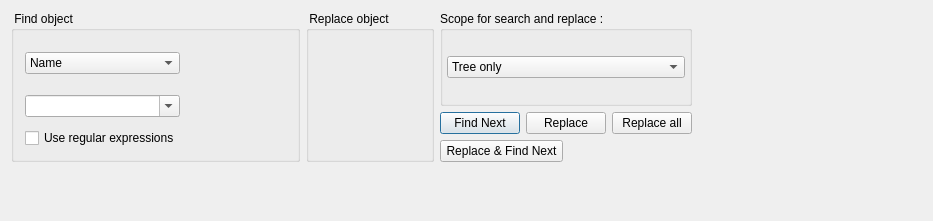
Old version of the form src/gui/findobjectwidget_q.ui in the repository fwbuilder/fwbuilder.
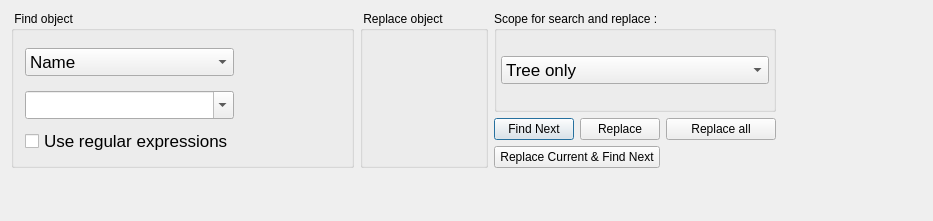
New version of the form. Custom widgets are drawn as their Qt base class.

Diff of the .ui file:
```diff
--- a/src/gui/findobjectwidget_q.ui
+++ b/src/gui/findobjectwidget_q.ui
@@ -15,8 +15,8 @@
   <property name="windowTitle" >
    <string>Form1</string>
   </property>
-  <layout class="QGridLayout" name="gridLayout_2" >
-   <item rowspan="3" row="0" column="0" >
+  <layout class="QGridLayout" name="gridLayout_3" >
+   <item rowspan="2" row="0" column="0" >
     <widget class="QGroupBox" name="groupBox4" >
      <property name="sizePolicy" >
       <sizepolicy vsizetype="Preferred" hsizetype="Expanding" >
@@ -58,7 +58,7 @@
        <widget class="QComboBox" name="attribute" >
         <property name="font" >
          <font>
-          <pointsize>9</pointsize>
+          <pointsize>13</pointsize>
          </font>
         </property>
         <item>
@@ -92,7 +92,7 @@
        <widget class="QComboBox" name="findAttr" >
         <property name="font" >
          <font>
-          <pointsize>9</pointsize>
+          <pointsize>13</pointsize>
          </font>
         </property>
         <property name="editable" >
@@ -102,6 +102,11 @@
       </item>
       <item row="2" column="0" >
        <widget class="QCheckBox" name="useRegexp" >
+        <property name="font" >
+         <font>
+          <pointsize>13</pointsize>
+         </font>
+        </property>
         <property name="text" >
          <string>Use regular expressions</string>
         </property>
@@ -110,7 +115,7 @@
      </layout>
     </widget>
    </item>
-   <item rowspan="3" row="0" column="1" >
+   <item rowspan="2" row="0" column="1" >
     <widget class="QGroupBox" name="groupBox5" >
      <property name="sizePolicy" >
       <sizepolicy vsizetype="Preferred" hsizetype="Preferred" >
@@ -158,7 +163,7 @@
      </layout>
     </widget>
    </item>
-   <item row="0" column="2" colspan="4" >
+   <item row="0" column="2" >
     <widget class="QGroupBox" name="buttonGroup2" >
      <property name="sizePolicy" >
       <sizepolicy vsizetype="Preferred" hsizetype="Expanding" >
@@ -180,6 +185,11 @@
       </property>
       <item row="0" column="0" >
        <widget class="QComboBox" name="srScope" >
+        <property name="font" >
+         <font>
+          <pointsize>13</pointsize>
+         </font>
+        </property>
         <item>
          <property name="text" >
           <string>Tree only</string>
@@ -205,7 +215,7 @@
      </layout>
     </widget>
    </item>
-   <item rowspan="3" row="0" column="6" >
+   <item row="0" column="3" >
     <spacer>
      <property name="orientation" >
       <enum>Qt::Horizontal</enum>
@@ -222,6 +232,8 @@
     </spacer>
    </item>
    <item row="1" column="2" >
+    <layout class="QGridLayout" name="gridLayout_2" >
+     <item row="0" column="0" >
     <widget class="QPushButton" name="findButton" >
      <property name="text" >
       <string>Find Next</string>
@@ -231,31 +243,31 @@
      </property>
     </widget>
    </item>
-   <item row="1" column="3" colspan="2" >
+     <item row="0" column="1" >
     <widget class="QPushButton" name="replaceButton" >
      <property name="text" >
       <string>Replace</string>
      </property>
     </widget>
    </item>
-   <item row="1" column="5" >
+     <item row="0" column="2" >
     <widget class="QPushButton" name="replaceAllButton" >
      <property name="text" >
       <string>Replace all</string>
      </property>
     </widget>
    </item>
-   <item row="2" column="2" colspan="2" >
+     <item row="1" column="0" colspan="2" >
     <widget class="QPushButton" name="repNextButton" >
      <property name="text" >
-      <string>Replace &amp;&amp; Find Next</string>
+        <string>Replace Current &amp;&amp; Find Next</string>
      </property>
      <property name="shortcut" >
       <string/>
      </property>
     </widget>
    </item>
-   <item row="2" column="4" colspan="2" >
+     <item row="1" column="2" >
     <spacer>
      <property name="orientation" >
       <enum>Qt::Horizontal</enum>
@@ -271,7 +283,9 @@
      </property>
     </spacer>
    </item>
-   <item row="3" column="1" colspan="5" >
+    </layout>
+   </item>
+   <item row="2" column="2" >
     <spacer>
      <property name="orientation" >
       <enum>Qt::Vertical</enum>
```
Lines whose indentation alone changed are shown as unchanged.
